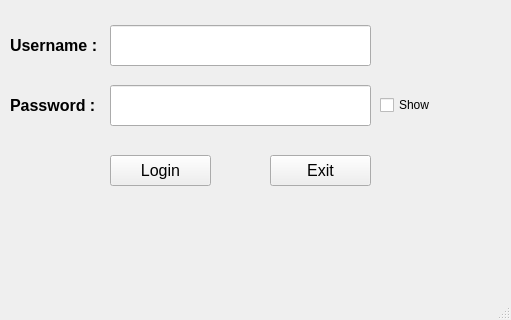
First picture: the form in Week_4/yunus/login.ui, repository yunusdonmez-dev/VIT_projects, before the edit; both pictures show x 90 to 601 and y 185 to 505 of the 601 by 505 pixel window.
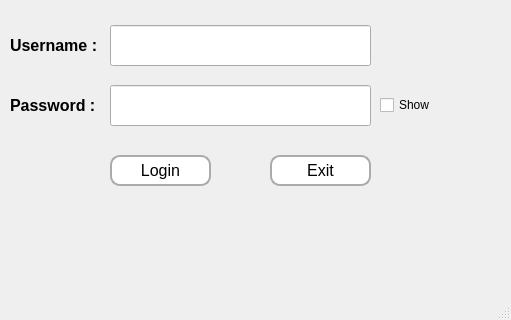
Second picture: the form after the edit. Icons and pictures are not drawn.

```diff
--- a/Week_4/yunus/login.ui
+++ b/Week_4/yunus/login.ui
@@ -109,6 +109,20 @@
       <pointsize>12</pointsize>
      </font>
     </property>
+    <property name="styleSheet">
+     <string notr="true">QPushButton{
+background-color: rgb(255, 255, 255);
+border-radius: 10px;
+border: 2px solid rgb(171, 171, 171);
+}
+QPushButton:hover {
+    background-color:rgb(255, 226, 229);
+}
+QPushButton:pressed {
+    background-color: rgb(218, 30, 60);
+	color: rgb(255, 255, 255)
+}</string>
+    </property>
     <property name="text">
      <string>Login</string>
     </property>
@@ -127,6 +141,20 @@
       <pointsize>12</pointsize>
      </font>
     </property>
+    <property name="styleSheet">
+     <string notr="true">QPushButton{
+background-color: rgb(255, 255, 255);
+border-radius: 10px;
+border: 2px solid rgb(171, 171, 171);
+}
+QPushButton:hover {
+    background-color:rgb(255, 226, 229);
+}
+QPushButton:pressed {
+    background-color: rgb(218, 30, 60);
+	color: rgb(255, 255, 255)
+}</string>
+    </property>
     <property name="text">
      <string>Exit</string>
     </property>
```
